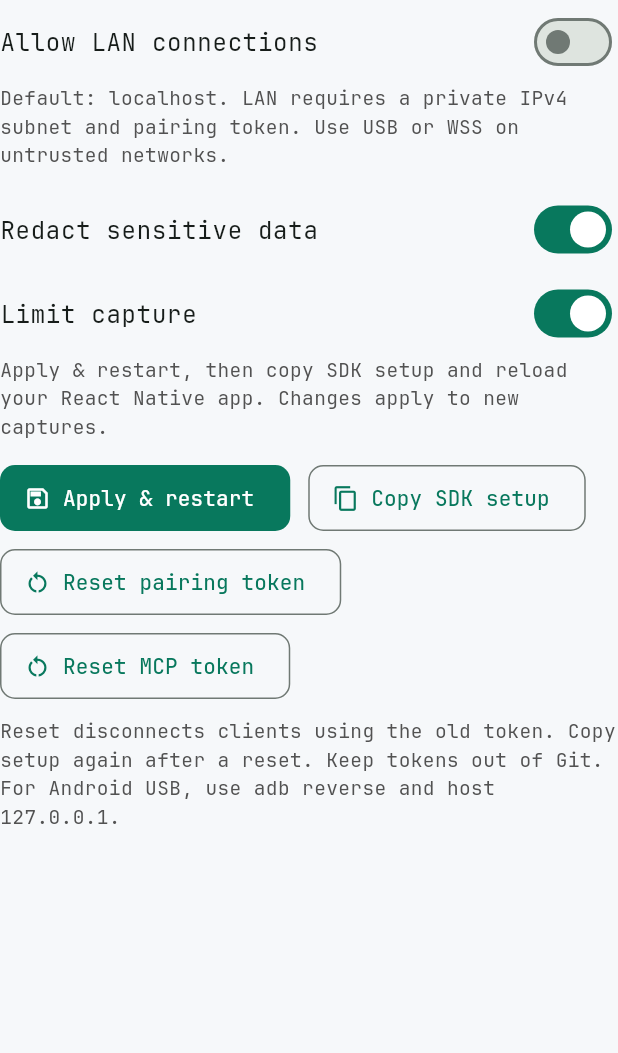
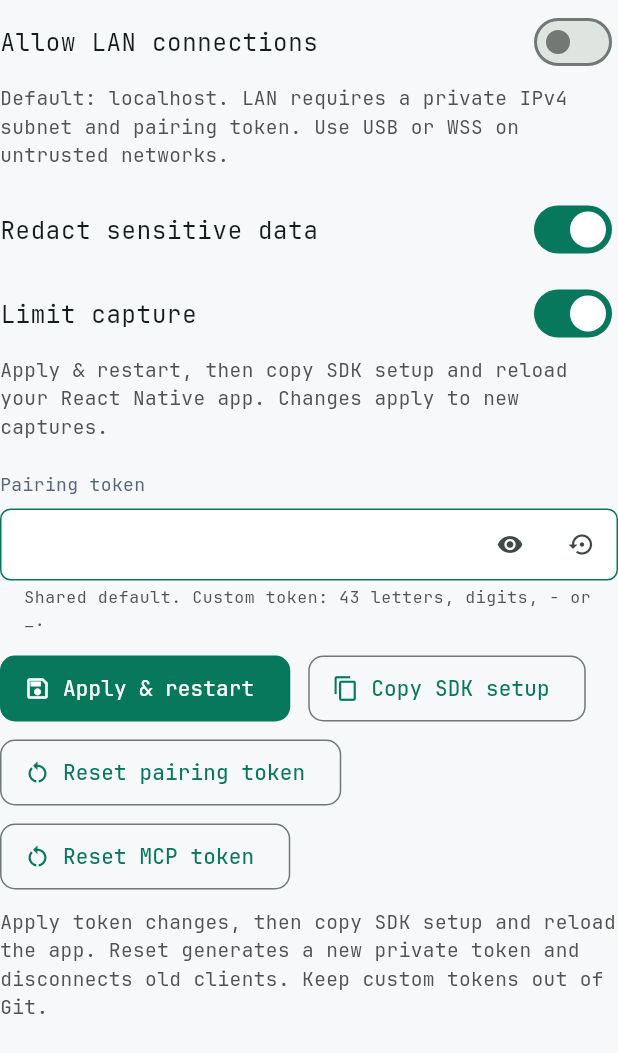
Before and after one commit to DevMobileAn27/rn_network_viewer, a Flutter app: the ConnectionSecurityPanel widget shown alone on an empty page, opened directly with empty values, on a phone screen of 412 x 824 dp. Shown: the top 1053 px of the screen. Run offline on Flutter 3.47's test engine with Material 3 defaults, Android fonts, the phone set to English and light mode, and no system bars; our stand-ins replace package_info_plus, shared_preferences; missing offline and left inert: auto_updater, dart:ffi, file_selector, mcp_dart; accounts and stored records are empty; generated files the repository leaves out were written again.

Commit message:
feat: add shared default pairing token and editable security settings

```diff
--- a/lib/l10n/app_en.arb
+++ b/lib/l10n/app_en.arb
@@ -229,7 +229,7 @@
   "copySdkSetup": "Copy SDK setup",
   "rotatePairingToken": "Reset pairing token",
   "rotateMcpToken": "Reset MCP token",
-  "tokenRotationHint": "Reset disconnects clients using the old token. Copy setup again after a reset. Keep tokens out of Git. For Android USB, use adb reverse and host 127.0.0.1.",
+  "tokenRotationHint": "Apply token changes, then copy SDK setup and reload the app. Reset generates a new private token and disconnects old clients. Keep custom tokens out of Git.",
   "redactSensitiveData": "Redact sensitive data",
   "limitCapture": "Limit capture",
   "captureOptionsHint": "Apply & restart, then copy SDK setup and reload your React Native app. Changes apply to new captures.",
@@ -295,5 +295,11 @@
   "updateAvailable": "A new version is available. Confirm in the update window to install.",
   "updateCurrent": "You’re up to date.",
   "updateFailed": "Could not check for updates. Check your connection and try again.",
-  "updateInstalling": "Closing the app to install the update…"
+  "updateInstalling": "Closing the app to install the update…",
+  "pairingToken": "Pairing token",
+  "pairingTokenHint": "Shared default. Custom token: 43 letters, digits, - or _.",
+  "pairingTokenInvalid": "Use exactly 43 letters, digits, - or _.",
+  "showPairingToken": "Show token",
+  "hidePairingToken": "Hide token",
+  "useDefaultToken": "Use default token"
 }
--- a/lib/l10n/app_vi.arb
+++ b/lib/l10n/app_vi.arb
@@ -229,7 +229,7 @@
   "copySdkSetup": "Sao chép setup SDK",
   "rotatePairingToken": "Đổi token ghép đôi",
   "rotateMcpToken": "Đổi token MCP",
-  "tokenRotationHint": "Đổi token sẽ ngắt client cũ. Sao chép lại setup sau khi đổi. Không lưu token vào Git. Android USB dùng adb reverse và host 127.0.0.1.",
+  "tokenRotationHint": "Apply sau khi sửa token, rồi copy SDK setup và reload app. Đổi token tạo khóa riêng mới và ngắt client cũ. Không lưu token riêng vào Git.",
   "redactSensitiveData": "Che dữ liệu nhạy cảm",
   "limitCapture": "Giới hạn capture",
   "captureOptionsHint": "Áp dụng & khởi động lại, rồi copy cấu hình SDK và reload app React Native. Áp dụng cho dữ liệu mới.",
@@ -295,5 +295,11 @@
   "updateAvailable": "Có phiên bản mới. Xác nhận trong cửa sổ cập nhật để cài đặt.",
   "updateCurrent": "Bạn đang dùng phiên bản mới nhất.",
   "updateFailed": "Không thể kiểm tra cập nhật. Kiểm tra kết nối rồi thử lại.",
-  "updateInstalling": "Đang đóng ứng dụng để cài bản cập nhật…"
+  "updateInstalling": "Đang đóng ứng dụng để cài bản cập nhật…",
+  "pairingToken": "Token ghép đôi",
+  "pairingTokenHint": "Token mặc định dùng chung. Token riêng: 43 ký tự chữ, số, - hoặc _.",
+  "pairingTokenInvalid": "Nhập đúng 43 ký tự chữ, số, - hoặc _.",
+  "showPairingToken": "Hiện token",
+  "hidePairingToken": "Ẩn token",
+  "useDefaultToken": "Dùng token mặc định"
 }
--- a/lib/main.dart
+++ b/lib/main.dart
@@ -19,7 +19,10 @@ Future<void> main() async {
   final preferences = await SharedPreferences.getInstance();
   for (final key in ['captureToken', 'mcpToken']) {
     if (!validAccessToken(preferences.getString(key) ?? '')) {
-      if (!await preferences.setString(key, createAccessToken())) {
+      if (!await preferences.setString(
+        key,
+        key == 'captureToken' ? defaultViewerToken : createAccessToken(),
+      )) {
         throw StateError('Cannot persist access token');
       }
     }
--- a/lib/services/connection_security.dart
+++ b/lib/services/connection_security.dart
@@ -1,6 +1,9 @@
 import 'dart:convert';
 import 'dart:io';
 import 'dart:math';
+
+/// Public pairing default shared with the SDK; not a private secret.
+const defaultViewerToken = 'rnv_default_pairing_token_for_local_dev_001';
 
 String createAccessToken() {
   final random = Random.secure();
--- a/lib/services/viewer_server.dart
+++ b/lib/services/viewer_server.dart
@@ -9,7 +9,7 @@ import 'connection_security.dart';
 
 class ViewerServer extends ChangeNotifier {
   ViewerServer(this.store, {String? token})
-    : accessToken = token ?? createAccessToken();
+    : accessToken = token ?? defaultViewerToken;
   String accessToken;
   bool redactSensitiveData = true;
   bool get limitCapture => store.limitCapture;
--- a/lib/ui/connection_security_panel.dart
+++ b/lib/ui/connection_security_panel.dart
@@ -30,11 +30,15 @@ class _ConnectionSecurityPanelState extends State<ConnectionSecurityPanel> {
   late bool _limit = widget.server.limitCapture;
   late String _address = _lan ? widget.server.bindAddress : '';
   late final _cidr = TextEditingController(text: widget.server.lanCidr);
+  late final _token = TextEditingController(text: widget.server.accessToken);
+  bool _showToken = false;
+  bool _invalidToken = false;
   List<String> _addresses = [];
   bool _busy = false;
   String? _error;
 
   bool get _pendingChanges =>
+      _token.text.trim() != widget.server.accessToken ||
       _lan != widget.server.lanEnabled ||
       _redact != widget.server.redactSensitiveData ||
       _limit != widget.server.limitCapture ||
@@ -83,6 +87,11 @@ class _ConnectionSecurityPanelState extends State<ConnectionSecurityPanel> {
       _error = null;
     });
     try {
+      final token = _token.text.trim();
+      if (!validAccessToken(token)) {
+        setState(() => _invalidToken = true);
+        throw FormatException(context.l10n.pairingTokenInvalid);
+      }
       if (_lan) {
         try {
           if (_address.isEmpty ||
@@ -98,6 +107,7 @@ class _ConnectionSecurityPanelState extends State<ConnectionSecurityPanel> {
         // Persist enabled last so interrupted saves cannot enable an incomplete configuration.
         if (!await prefs.setBool('redactSensitiveData', _redact) ||
             !await prefs.setBool('limitCapture', _limit) ||
+            !await prefs.setString('captureToken', token) ||
             !await prefs.setString('lanAddress', _address) ||
             !await prefs.setString('lanCidr', _cidr.text.trim()) ||
             !await prefs.setBool('lanEnabled', _lan)) {
@@ -105,6 +115,7 @@ class _ConnectionSecurityPanelState extends State<ConnectionSecurityPanel> {
         }
       }
       await widget.server.stop();
+      widget.server.accessToken = token;
       widget.server.redactSensitiveData = _redact;
       widget.server.limitCapture = _limit;
       widget.server.bindAddress = _lan ? _address : '127.0.0.1';
@@ -179,6 +190,8 @@ class _ConnectionSecurityPanelState extends State<ConnectionSecurityPanel> {
         final running = widget.server.running;
         await widget.server.stop();
         widget.server.accessToken = token;
+        _token.text = token;
+        _invalidToken = false;
         if (running) {
           await widget.server.start(port: widget.server.port);
           restartFailed = !widget.server.running || widget.server.error != null;
@@ -220,6 +233,7 @@ class _ConnectionSecurityPanelState extends State<ConnectionSecurityPanel> {
   @override
   void dispose() {
     _cidr.dispose();
+    _token.dispose();
     super.dispose();
   }
 
@@ -310,6 +324,63 @@ class _ConnectionSecurityPanelState extends State<ConnectionSecurityPanel> {
             context.l10n.captureOptionsHint,
             style: TextStyle(color: context.palette.description),
           ),
+          const SizedBox(height: 20),
+          Text(
+            context.l10n.pairingToken,
+            style: TextStyle(color: context.palette.muted, fontSize: 12),
+          ),
+          const SizedBox(height: 8),
+          TextField(
+            key: const ValueKey('capture-token'),
+            controller: _token,
+            enabled: !busy,
+            obscureText: !_showToken,
+            autocorrect: false,
+            enableSuggestions: false,
+            onChanged: (_) {
+              if (_invalidToken) setState(() => _invalidToken = false);
+            },
+            decoration: InputDecoration(
+              helperText: context.l10n.pairingTokenHint,
+              helperMaxLines: 3,
+              helperStyle: TextStyle(color: context.palette.description),
+              errorText: _invalidToken
+                  ? context.l10n.pairingTokenInvalid
+                  : null,
+              errorMaxLines: 3,
+              suffixIcon: Row(
+                mainAxisSize: MainAxisSize.min,
+                children: [
+                  IconButton(
+                    tooltip: _showToken
+                        ? context.l10n.hidePairingToken
+                        : context.l10n.showPairingToken,
+                    onPressed: busy
+                        ? null
+                        : () => setState(() => _showToken = !_showToken),
+                    icon: Icon(
+                      _showToken ? Icons.visibility_off : Icons.visibility,
+                      size: 18,
+                    ),
+                  ),
+                  IconButton(
+                    key: const ValueKey('default-capture-token'),
+                    tooltip: context.l10n.useDefaultToken,
+                    onPressed: busy
+                        ? null
+                        : () {
+                            setState(() {
+                              _token.text = defaultViewerToken;
+                              _invalidToken = false;
+                            });
+                            _pendingNotice();
+                          },
+                    icon: const Icon(Icons.settings_backup_restore, size: 18),
+                  ),
+                ],
+              ),
+            ),
+          ),
           if (_error != null)
             Padding(
               padding: const EdgeInsets.only(top: 12),
```
Also changed, not shown: 5 other files.
